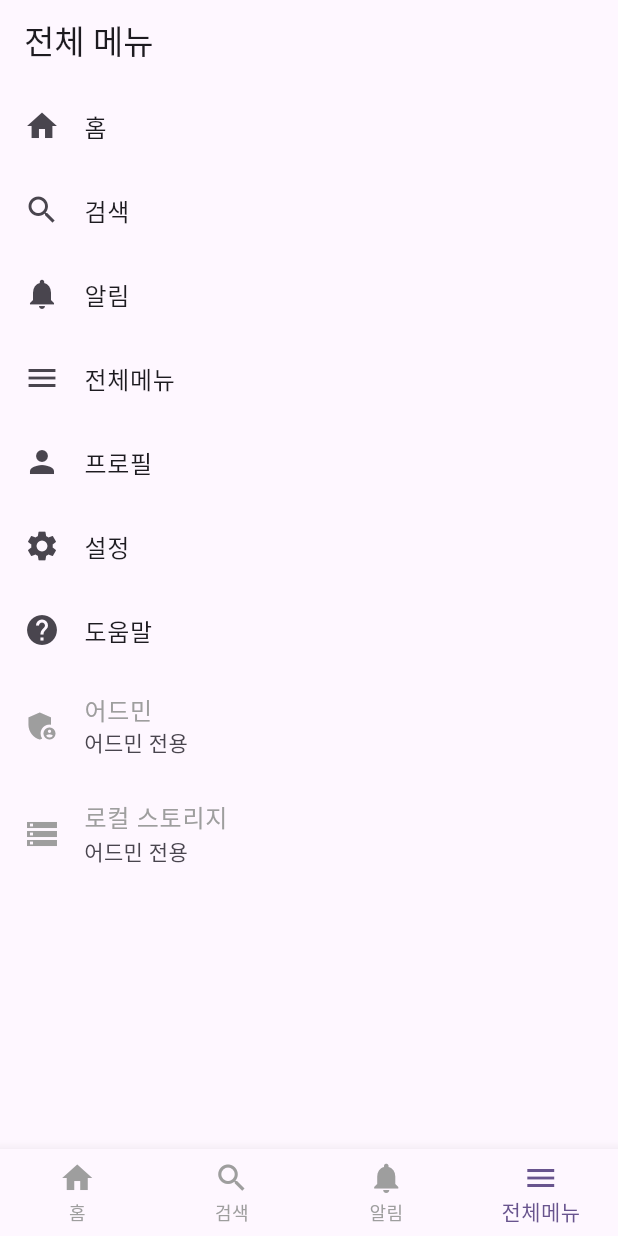
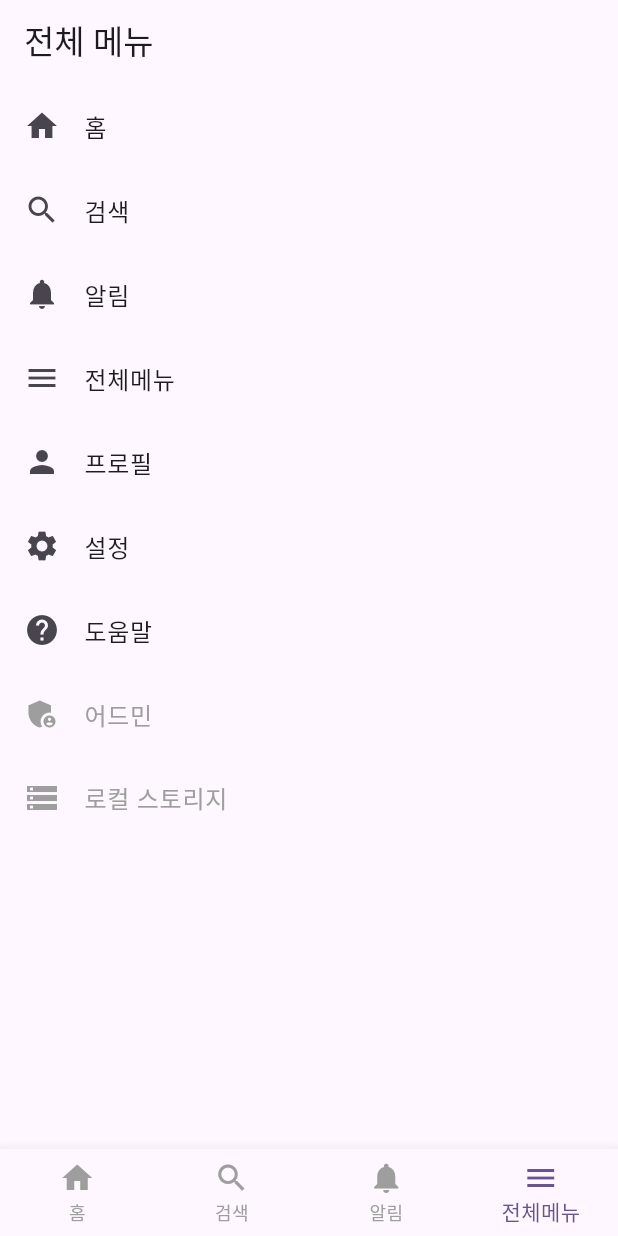
Before and after one commit to DAAC-A00/finow, a Flutter app: the screen it shows after launch, item 4 of the bottom bar chosen, on a phone screen of 412 x 824 dp. Run offline on Flutter 3.47's test engine with Material 3 defaults, Android fonts, the phone set to English and light mode, and no system bars; our stand-ins replace flutter_riverpod, go_router, hive_flutter; accounts and stored records are empty.

Commit message:
전체 메뉴 화면에서 "어드민 전용" 텍스트 제거

```diff
--- a/lib/features/menu/menu_screen.dart
+++ b/lib/features/menu/menu_screen.dart
@@ -46,7 +46,6 @@ class MenuScreen extends ConsumerWidget {
                     }
                   }
                 : null,
-            subtitle: isAdminMenu ? const Text('어드민 전용') : null,
           );
         },
       ),
--- a/lib/features/settings/admin_mode_provider.dart
+++ b/lib/features/settings/admin_mode_provider.dart
@@ -7,8 +7,8 @@ const _adminModeKey = 'isAdminMode';
 // 어드민 모드 상태를 관리하는 Provider
 final adminModeProvider = StateNotifierProvider<AdminModeNotifier, bool>((ref) {
   final localStorage = ref.watch(localStorageServiceProvider);
-  // Hive에서 저장된 값을 읽어와 초기 상태를 설정합니다.
-  final bool initialValue = localStorage.read<bool>(_adminModeKey, defaultValue: false) ?? false;
+  // Hive에서 저장된 값을 읽어와 초기 상태를 설정합니다. 기본값은 false입니다.
+  final bool initialValue = localStorage.read<bool>(_adminModeKey) ?? false;
   return AdminModeNotifier(initialValue, localStorage);
 });
 
--- a/lib/theme_provider.dart
+++ b/lib/theme_provider.dart
@@ -11,9 +11,9 @@ class ThemeModeNotifier extends Notifier<ThemeMode> {
   @override
   ThemeMode build() {
     final localStorage = ref.watch(localStorageServiceProvider);
-    // Hive에서 저장된 테마 모드 값을 읽어옵니다.
-    final themeName = localStorage.read<String>(_themeModeKey, defaultValue: ThemeMode.system.name);
-    // String을 ThemeMode enum으로 변환하여 반환합니다.
+    // Hive에서 저장된 테마 모드 값을 읽어옵니다. 기본값은 ThemeMode.system의 이름입니다.
+    final themeName = localStorage.read<String>(_themeModeKey) ?? ThemeMode.system.name;
+    // String을 ThemeMode enum으로 변환하여 반환합니다. 유효하지 않은 값이면 ThemeMode.system으로 폴백합니다.
     return ThemeMode.values.firstWhere((e) => e.name == themeName, orElse: () => ThemeMode.system);
   }
 
```
